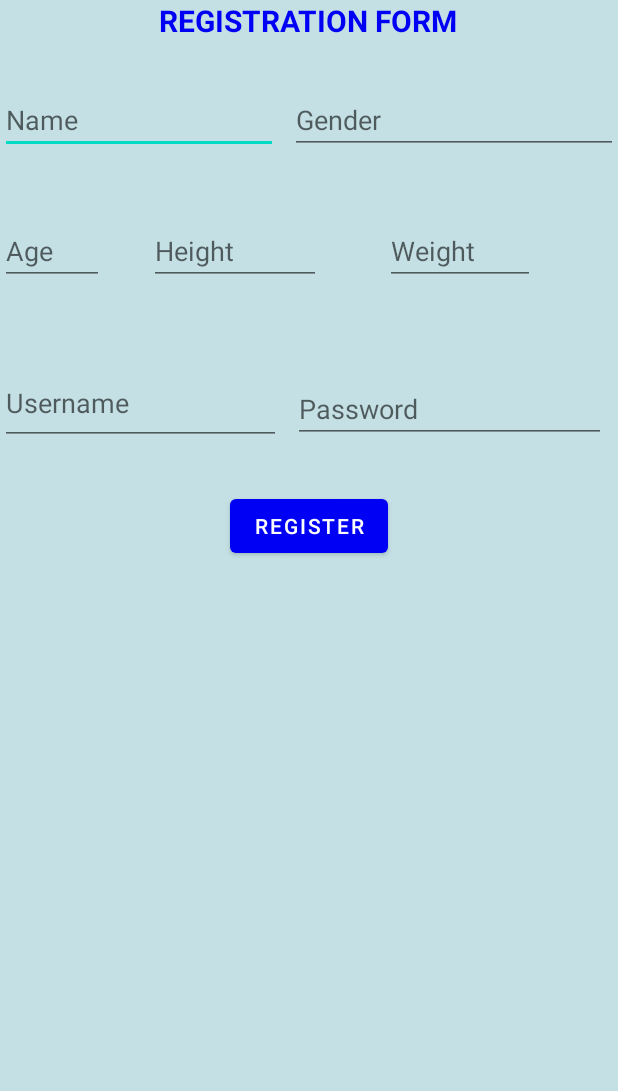
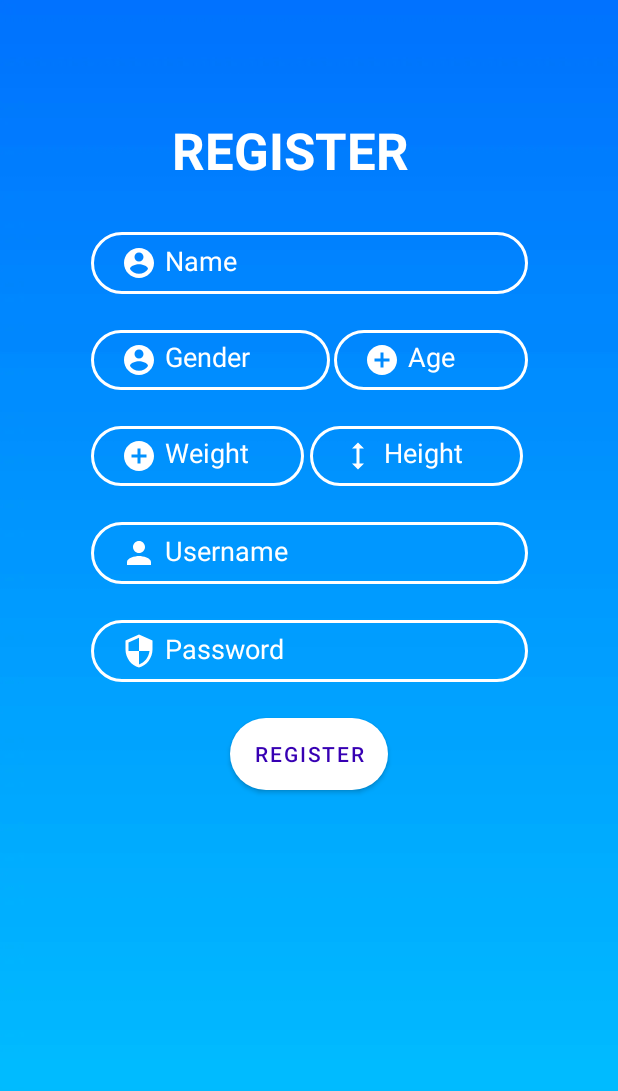
Before and after one commit to khushbupanchal15/Step-Counter-Project, an Android app: the RegistrationActivity screen opened directly, with no data from a screen before it, on a phone screen of 412 x 824 dp. Shown: the top 1091 px of the screen. Run offline under Robolectric (Android 15) with nearby library versions, the phone set to English and light mode, and no system bars.

Commit message:
Home screen creation....

```diff
--- a/app/src/main/AndroidManifest.xml
+++ b/app/src/main/AndroidManifest.xml
@@ -9,7 +9,8 @@
         android:roundIcon="@mipmap/ic_launcher_round"
         android:supportsRtl="true"
         android:theme="@style/Theme.StepCounterApp">
-        <activity android:name=".LoginActivity"></activity>
+        <activity android:name=".HomeScreenActivity"/>
+        <activity android:name=".LoginActivity" />
         <activity android:name=".MainActivity">
             <intent-filter>
                 <action android:name="android.intent.action.MAIN" />
@@ -17,7 +18,7 @@
                 <category android:name="android.intent.category.LAUNCHER" />
             </intent-filter>
         </activity>
-        <activity android:name=".RegistrationActivity"></activity>
+        <activity android:name=".RegistrationActivity" />
     </application>
 
 </manifest>
--- a/app/src/main/java/com/example/stepcounterapp/LoginActivity.java
+++ b/app/src/main/java/com/example/stepcounterapp/LoginActivity.java
@@ -24,6 +24,10 @@ public class LoginActivity extends AppCompatActivity {
         reg = findViewById(R.id.new_reg);
     }
 
+    public void redirectHome(View view) {
+        Intent in = new Intent(this,HomeScreenActivity.class);
+        startActivity(in);
+    }
 
     public void Register(View view) {
         Intent in = new Intent(LoginActivity.this,RegistrationActivity.class);
--- /dev/null
+++ b/app/src/main/res/drawable/btn_bg.xml
@@ -0,0 +1,5 @@
+<?xml version="1.0" encoding="utf-8"?>
+<shape xmlns:android="http://schemas.android.com/apk/res/android">
+    <solid android:color="@color/white"/>
+    <corners android:radius="70dp"/>
+</shape>
--- /dev/null
+++ b/app/src/main/res/drawable/ic_account.xml
@@ -0,0 +1,5 @@
+<vector android:height="24dp" android:tint="#FFFFFF"
+    android:viewportHeight="24" android:viewportWidth="24"
+    android:width="24dp" xmlns:android="http://schemas.android.com/apk/res/android">
+    <path android:fillColor="@android:color/white" android:pathData="M12,2C6.48,2 2,6.48 2,12s4.48,10 10,10 10,-4.48 10,-10S17.52,2 12,2zM12,5c1.66,0 3,1.34 3,3s-1.34,3 -3,3 -3,-1.34 -3,-3 1.34,-3 3,-3zM12,19.2c-2.5,0 -4.71,-1.28 -6,-3.22 0.03,-1.99 4,-3.08 6,-3.08 1.99,0 5.97,1.09 6,3.08 -1.29,1.94 -3.5,3.22 -6,3.22z"/>
+</vector>
--- /dev/null
+++ b/app/src/main/res/drawable/ic_add_circle.xml
@@ -0,0 +1,5 @@
+<vector android:height="24dp" android:tint="#FFFFFF"
+    android:viewportHeight="24" android:viewportWidth="24"
+    android:width="24dp" xmlns:android="http://schemas.android.com/apk/res/android">
+    <path android:fillColor="@android:color/white" android:pathData="M12,2C6.48,2 2,6.48 2,12s4.48,10 10,10 10,-4.48 10,-10S17.52,2 12,2zM17,13h-4v4h-2v-4L7,13v-2h4L11,7h2v4h4v2z"/>
+</vector>
--- /dev/null
+++ b/app/src/main/res/drawable/ic_height.xml
@@ -0,0 +1,5 @@
+<vector android:height="24dp" android:tint="#FFFFFF"
+    android:viewportHeight="24" android:viewportWidth="24"
+    android:width="24dp" xmlns:android="http://schemas.android.com/apk/res/android">
+    <path android:fillColor="@android:color/white" android:pathData="M13,6.99l3,0l-4,-3.99l-4,3.99l3,0l0,10.02l-3,0l4,3.99l4,-3.99l-3,0z"/>
+</vector>
--- /dev/null
+++ b/app/src/main/res/drawable/ic_home.xml
@@ -0,0 +1,5 @@
+<vector android:height="24dp" android:tint="#025FFF"
+    android:viewportHeight="24" android:viewportWidth="24"
+    android:width="24dp" xmlns:android="http://schemas.android.com/apk/res/android">
+    <path android:fillColor="@android:color/white" android:pathData="M10,20v-6h4v6h5v-8h3L12,3 2,12h3v8z"/>
+</vector>
--- /dev/null
+++ b/app/src/main/res/drawable/ic_person1.xml
@@ -0,0 +1,5 @@
+<vector android:height="24dp" android:tint="#FFFFFF"
+    android:viewportHeight="24" android:viewportWidth="24"
+    android:width="24dp" xmlns:android="http://schemas.android.com/apk/res/android">
+    <path android:fillColor="@android:color/white" android:pathData="M12,12c2.21,0 4,-1.79 4,-4s-1.79,-4 -4,-4 -4,1.79 -4,4 1.79,4 4,4zM12,14c-2.67,0 -8,1.34 -8,4v2h16v-2c0,-2.66 -5.33,-4 -8,-4z"/>
+</vector>
--- /dev/null
+++ b/app/src/main/res/drawable/ic_security.xml
@@ -0,0 +1,5 @@
+<vector android:height="24dp" android:tint="#FFFFFF"
+    android:viewportHeight="24" android:viewportWidth="24"
+    android:width="24dp" xmlns:android="http://schemas.android.com/apk/res/android">
+    <path android:fillColor="@android:color/white" android:pathData="M12,1L3,5v6c0,5.55 3.84,10.74 9,12 5.16,-1.26 9,-6.45 9,-12L21,5l-9,-4zM12,11.99h7c-0.53,4.12 -3.28,7.79 -7,8.94L12,12L5,12L5,6.3l7,-3.11v8.8z"/>
+</vector>
--- /dev/null
+++ b/app/src/main/res/drawable/ic_settings.xml
@@ -0,0 +1,5 @@
+<vector android:height="24dp" android:tint="#025FFF"
+    android:viewportHeight="24" android:viewportWidth="24"
+    android:width="24dp" xmlns:android="http://schemas.android.com/apk/res/android">
+    <path android:fillColor="@android:color/white" android:pathData="M19.14,12.94c0.04,-0.3 0.06,-0.61 0.06,-0.94c0,-0.32 -0.02,-0.64 -0.07,-0.94l2.03,-1.58c0.18,-0.14 0.23,-0.41 0.12,-0.61l-1.92,-3.32c-0.12,-0.22 -0.37,-0.29 -0.59,-0.22l-2.39,0.96c-0.5,-0.38 -1.03,-0.7 -1.62,-0.94L14.4,2.81c-0.04,-0.24 -0.24,-0.41 -0.48,-0.41h-3.84c-0.24,0 -0.43,0.17 -0.47,0.41L9.25,5.35C8.66,5.59 8.12,5.92 7.63,6.29L5.24,5.33c-0.22,-0.08 -0.47,0 -0.59,0.22L2.74,8.87C2.62,9.08 2.66,9.34 2.86,9.48l2.03,1.58C4.84,11.36 4.8,11.69 4.8,12s0.02,0.64 0.07,0.94l-2.03,1.58c-0.18,0.14 -0.23,0.41 -0.12,0.61l1.92,3.32c0.12,0.22 0.37,0.29 0.59,0.22l2.39,-0.96c0.5,0.38 1.03,0.7 1.62,0.94l0.36,2.54c0.05,0.24 0.24,0.41 0.48,0.41h3.84c0.24,0 0.44,-0.17 0.47,-0.41l0.36,-2.54c0.59,-0.24 1.13,-0.56 1.62,-0.94l2.39,0.96c0.22,0.08 0.47,0 0.59,-0.22l1.92,-3.32c0.12,-0.22 0.07,-0.47 -0.12,-0.61L19.14,12.94zM12,15.6c-1.98,0 -3.6,-1.62 -3.6,-3.6s1.62,-3.6 3.6,-3.6s3.6,1.62 3.6,3.6S13.98,15.6 12,15.6z"/>
+</vector>
--- /dev/null
+++ b/app/src/main/res/drawable/input_bg.xml
@@ -0,0 +1,5 @@
+<?xml version="1.0" encoding="utf-8"?>
+<shape xmlns:android="http://schemas.android.com/apk/res/android">
+    <stroke android:color="@color/white" android:width="2dp"/>
+    <corners android:radius="70dp"/>
+</shape>
--- a/app/src/main/res/layout/activity_registration.xml
+++ b/app/src/main/res/layout/activity_registration.xml
@@ -1,119 +1,218 @@
 <?xml version="1.0" encoding="utf-8"?>
-<RelativeLayout xmlns:android="http://schemas.android.com/apk/res/android"
+<androidx.constraintlayout.widget.ConstraintLayout xmlns:android="http://schemas.android.com/apk/res/android"
     xmlns:app="http://schemas.android.com/apk/res-auto"
     xmlns:tools="http://schemas.android.com/tools"
     android:layout_width="match_parent"
     android:layout_height="match_parent"
-    android:background="#C4E0E5"
-    tools:context=".RegistrationActivity">
+    android:background="@drawable/bg_gradient"
+    tools:context=".RegistrationActivity"
+    android:paddingLeft="16dp"
+    android:paddingTop="16dp"
+    android:paddingRight="16dp"
+    android:paddingBottom="16dp">
+
 
     <TextView
-        android:id="@+id/textView2"
+        android:id="@+id/registraion"
         android:layout_width="wrap_content"
         android:layout_height="wrap_content"
-        android:layout_centerHorizontal="true"
-        android:layout_marginBottom="30dp"
-        android:text="REGISTRATION FORM"
-        android:textColor="#0001F4"
-        android:textSize="20sp"
-        android:textStyle="bold" />
+        android:text="REGISTER"
+        android:textColor="@color/white"
+        android:textSize="34sp"
+        android:textStyle="bold"
+        app:layout_constraintBottom_toBottomOf="parent"
+        app:layout_constraintEnd_toEndOf="parent"
+        app:layout_constraintHorizontal_bias="0.444"
+        app:layout_constraintStart_toStartOf="parent"
+        app:layout_constraintTop_toTopOf="parent"
+        app:layout_constraintVertical_bias="0.082" />
+
 
     <EditText
         android:id="@+id/Name"
-        android:layout_width="185dp"
-        android:layout_height="wrap_content"
-        android:layout_below="@id/textView2"
-        android:layout_marginBottom="30dp"
+        android:layout_width="291dp"
+        android:layout_height="41dp"
+        android:layout_below="@id/registraion"
+
+        android:layout_marginTop="32dp"
+        android:background="@drawable/input_bg"
+        android:drawableLeft="@drawable/ic_account"
+        android:drawablePadding="5dp"
         android:ems="10"
         android:hint="Name"
-        android:inputType="textPersonName" />
+        android:inputType="textPersonName"
+        android:paddingLeft="20dp"
+        android:paddingTop="10dp"
+        android:paddingRight="10dp"
+        android:paddingBottom="10dp"
+        android:textColor="@color/white"
+        android:textColorHint="@color/white"
+        app:layout_constraintEnd_toEndOf="parent"
+        app:layout_constraintStart_toStartOf="parent"
+        app:layout_constraintTop_toBottomOf="@+id/registraion"
+        tools:ignore="MissingConstraints" />
 
     <EditText
         android:id="@+id/Gender"
-        android:layout_width="wrap_content"
-        android:layout_height="wrap_content"
-        android:layout_below="@id/textView2"
+        android:layout_width="159dp"
+        android:layout_height="40dp"
+        android:layout_below="@id/registraion"
         android:layout_alignParentRight="true"
-        android:layout_marginLeft="8dp"
-        android:layout_marginBottom="30dp"
+
+        android:layout_marginTop="24dp"
         android:layout_toRightOf="@id/Name"
+        android:background="@drawable/input_bg"
+        android:drawableLeft="@drawable/ic_account"
+        android:drawablePadding="5dp"
         android:ems="10"
+        android:hint="Gender"
         android:inputType="textPersonName"
-        android:hint="Gender" />
+        android:paddingLeft="20dp"
+        android:paddingTop="10dp"
+        android:paddingRight="10dp"
+        android:paddingBottom="10dp"
+        android:textColor="@color/white"
+        android:textColorHint="@color/white"
+        app:layout_constraintEnd_toStartOf="@+id/Age"
+        app:layout_constraintHorizontal_bias="0.0"
+        app:layout_constraintStart_toStartOf="@+id/Name"
+        app:layout_constraintTop_toBottomOf="@+id/Name" />
 
     <EditText
         android:id="@+id/Age"
-        android:layout_width="69dp"
-        android:layout_height="wrap_content"
+        android:layout_width="129dp"
+        android:layout_height="40dp"
         android:layout_below="@id/Gender"
-        android:layout_marginTop="12dp"
-        android:layout_marginBottom="30dp"
+
+
+        android:layout_marginTop="24dp"
+        android:background="@drawable/input_bg"
+        android:drawableLeft="@drawable/ic_add_circle"
+        android:drawablePadding="5dp"
         android:ems="10"
+        android:hint="Age"
         android:inputType="number"
-        android:hint="Age" />
+        android:paddingLeft="20dp"
+        android:paddingTop="10dp"
+        android:paddingRight="10dp"
+        android:paddingBottom="10dp"
+        android:textColor="@color/white"
+        android:textColorHint="@color/white"
+        app:layout_constraintEnd_toEndOf="@+id/Name"
+        app:layout_constraintTop_toBottomOf="@+id/Name" />
 
     <EditText
         android:id="@+id/Height"
-        android:layout_width="110dp"
-        android:layout_height="wrap_content"
+        android:layout_width="142dp"
+        android:layout_height="40dp"
         android:layout_below="@id/Gender"
         android:layout_alignParentRight="true"
-        android:layout_marginLeft="30dp"
-        android:layout_marginTop="12dp"
-        android:layout_marginRight="198dp"
-        android:layout_marginBottom="30dp"
+
+        android:layout_marginTop="24dp"
         android:layout_toRightOf="@id/Age"
+        android:background="@drawable/input_bg"
+        android:drawableLeft="@drawable/ic_height"
+        android:drawablePadding="5dp"
         android:ems="10"
         android:hint="Height"
-        android:inputType="numberDecimal" />
+        android:inputType="numberDecimal"
+        android:paddingLeft="20dp"
+        android:paddingTop="10dp"
+        android:paddingRight="10dp"
+        android:paddingBottom="10dp"
+        android:textColor="@color/white"
+        android:textColorHint="@color/white"
+        app:layout_constraintEnd_toEndOf="@+id/Age"
+        app:layout_constraintStart_toEndOf="@+id/Weight"
+        app:layout_constraintTop_toBottomOf="@+id/Age" />
 
     <EditText
         android:id="@+id/Weight"
-        android:layout_width="100dp"
-        android:layout_height="wrap_content"
+        android:layout_width="142dp"
+        android:layout_height="40dp"
         android:layout_below="@id/Gender"
         android:layout_alignParentRight="true"
-        android:layout_marginLeft="25dp"
-        android:layout_marginTop="12dp"
-        android:layout_marginRight="55dp"
-        android:layout_marginBottom="30dp"
+
+        android:layout_marginTop="24dp"
+        android:background="@drawable/input_bg"
+        android:drawableLeft="@drawable/ic_add_circle"
+        android:drawablePadding="5dp"
         android:ems="10"
+        android:hint="Weight"
         android:inputType="number"
-        android:hint="Weight" />
+        android:paddingLeft="20dp"
+        android:paddingTop="10dp"
+        android:paddingRight="10dp"
+        android:paddingBottom="10dp"
+        android:textColor="@color/white"
+        android:textColorHint="@color/white"
+        app:layout_constraintStart_toStartOf="@+id/Gender"
+        app:layout_constraintTop_toBottomOf="@+id/Gender" />
 
     <EditText
         android:id="@+id/Username"
-        android:layout_width="187dp"
-        android:layout_height="55dp"
+        android:layout_width="291dp"
+        android:layout_height="41dp"
         android:layout_below="@id/Age"
-        android:layout_marginTop="21dp"
+
+        android:layout_marginTop="24dp"
+        android:background="@drawable/input_bg"
+        android:drawableLeft="@drawable/ic_person1"
+        android:drawablePadding="5dp"
         android:ems="10"
+        android:hint="Username"
         android:inputType="textPersonName"
-        android:hint="Username" />
+        android:paddingLeft="20dp"
+        android:paddingTop="10dp"
+        android:paddingRight="10dp"
+        android:paddingBottom="10dp"
+        android:textColor="@color/white"
+        android:textColorHint="@color/white"
+        app:layout_constraintEnd_toEndOf="parent"
+        app:layout_constraintStart_toStartOf="parent"
+        app:layout_constraintTop_toBottomOf="@+id/Weight" />
 
     <EditText
         android:id="@+id/Password"
-        android:layout_width="193dp"
-        android:layout_height="wrap_content"
+        android:layout_width="291dp"
+        android:layout_height="41dp"
         android:layout_below="@id/Weight"
         android:layout_alignParentRight="true"
-        android:layout_marginLeft="8dp"
-        android:layout_marginTop="30dp"
-        android:layout_marginRight="8dp"
+
+        android:layout_marginTop="24dp"
         android:layout_toRightOf="@id/Username"
+        android:background="@drawable/input_bg"
+        android:drawableLeft="@drawable/ic_security"
+        android:drawablePadding="5dp"
         android:ems="10"
         android:hint="Password"
-        android:inputType="textPassword" />
+        android:inputType="textPassword"
+        android:paddingLeft="20dp"
+        android:paddingTop="10dp"
+        android:paddingRight="10dp"
+        android:paddingBottom="10dp"
+        android:textColor="@color/white"
+        android:textColorHint="@color/white"
+        app:layout_constraintEnd_toEndOf="parent"
+        app:layout_constraintStart_toStartOf="parent"
+        app:layout_constraintTop_toBottomOf="@+id/Username"
+        tools:ignore="Autofill,MissingConstraints" />
 
     <Button
         android:id="@+id/btn_reg"
         android:layout_width="wrap_content"
         android:layout_height="wrap_content"
         android:layout_below="@id/Username"
-        android:layout_centerInParent="true"
-        android:layout_marginTop="30dp"
+        android:layout_centerVertical="true"
+
+        android:layout_marginTop="24dp"
+        android:background="@drawable/btn_bg"
         android:onClick="onNewReg"
+        android:shadowColor="@color/white"
         android:text="Register"
-        android:textColor="#FCFDFD"
-        app:backgroundTint="#0001F4" />
-</RelativeLayout>
+        android:textColor="@color/purple_700"
+        app:backgroundTint="@color/white"
+        app:layout_constraintEnd_toEndOf="parent"
+        app:layout_constraintStart_toStartOf="parent"
+        app:layout_constraintTop_toBottomOf="@+id/Password" />
+</androidx.constraintlayout.widget.ConstraintLayout>
```
Also changed, not shown: app/src/main/java/com/example/stepcounterapp/HomeScreenActivity.java (added, +17 -0 lines), app/src/main/res/layout/activity_home_screen.xml (added, +153 -0 lines), app/src/main/res/layout/activity_login.xml (+60 -41 lines), app/src/main/res/drawable/burnt.png (added), app/src/main/res/drawable/calories.png (added), app/src/main/res/drawable/foot.jpg (added), app/src/main/res/drawable/health.png (added), app/src/main/res/drawable/report.jpg (added).
